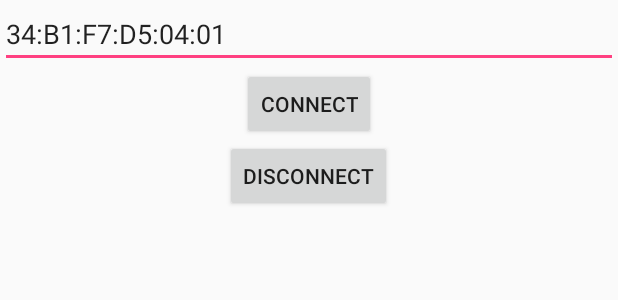
After one commit to uKL/AndroidBleWorkshop, an Android app: the layout acticity_example3.xml on its own in the app's theme, with its tools: preview values and no code run, on a phone screen of 412 x 824 dp. The commit adds this screen. Shown: the top 300 px of the screen. Run offline under Robolectric (Android 15) with nearby library versions, the phone set to English and light mode, and no system bars.

Commit message:
Reading characteristic Android Way in example 3

```diff
--- a/app/src/main/AndroidManifest.xml
+++ b/app/src/main/AndroidManifest.xml
@@ -27,6 +27,7 @@
         <activity android:name=".example1.Example1NewScanningActivity"/>
         <activity android:name=".example2.Example2ConnectionActivity"/>
         <activity android:name=".example2.Example2RxConnectionActivity"/>
+        <activity android:name=".example3.Example3ReadingActivity"/>
     </application>
 
 </manifest>
--- a/app/src/main/java/com/polidea/androidbleworkshop/MainActivity.java
+++ b/app/src/main/java/com/polidea/androidbleworkshop/MainActivity.java
@@ -7,6 +7,7 @@ import android.support.v7.app.AppCompatActivity;
 import com.polidea.androidbleworkshop.example1.Example1ScanningActivity;
 import com.polidea.androidbleworkshop.example2.Example2ConnectionActivity;
 import com.polidea.androidbleworkshop.example2.Example2RxConnectionActivity;
+import com.polidea.androidbleworkshop.example3.Example3ReadingActivity;
 
 import butterknife.ButterKnife;
 import butterknife.OnClick;
@@ -28,6 +29,11 @@ public class MainActivity extends AppCompatActivity {
         startActivity(new Intent(this, Example2RxConnectionActivity.class));
     }
 
+    @OnClick(R.id.example_3)
+    public void launchExample3() {
+        startActivity(new Intent(this, Example3ReadingActivity.class));
+    }
+
     @Override
     public void onCreate(Bundle savedInstanceState) {
         super.onCreate(savedInstanceState);
--- /dev/null
+++ b/app/src/main/res/layout/acticity_example3.xml
@@ -0,0 +1,37 @@
+<?xml version="1.0" encoding="utf-8"?>
+<LinearLayout xmlns:android="http://schemas.android.com/apk/res/android"
+              android:layout_width="match_parent"
+              android:layout_height="match_parent"
+              android:gravity="center_horizontal"
+              android:orientation="vertical">
+
+    <EditText
+        android:id="@+id/address"
+        android:layout_width="match_parent"
+        android:layout_height="wrap_content"
+        android:text="34:B1:F7:D5:04:01"/>
+
+    <Button
+        android:id="@+id/connect"
+        android:layout_width="wrap_content"
+        android:layout_height="wrap_content"
+        android:text="Connect"/>
+
+    <Button
+        android:id="@+id/disconnect"
+        android:layout_width="wrap_content"
+        android:layout_height="wrap_content"
+        android:text="Disconnect"/>
+
+    <TextView
+        android:id="@+id/connection_state"
+        android:layout_width="wrap_content"
+        android:layout_height="wrap_content"/>
+
+    <TextView
+        android:id="@+id/characteristic_value"
+        android:layout_width="wrap_content"
+        android:layout_height="wrap_content"
+        android:textSize="24dp"/>
+
+</LinearLayout>
```
Also changed, not shown: app/src/main/java/com/polidea/androidbleworkshop/example3/Example3ReadingActivity.java (+49 -2 lines), app/src/main/res/layout/activity_main.xml (+7 -0 lines).
